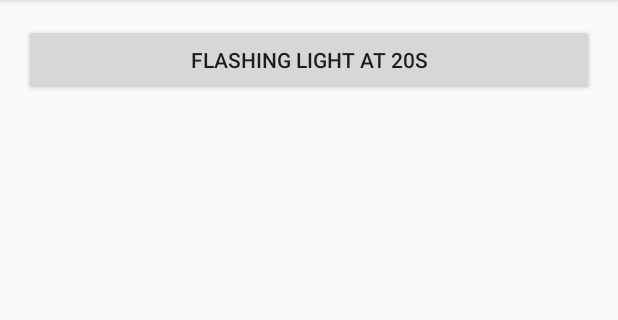
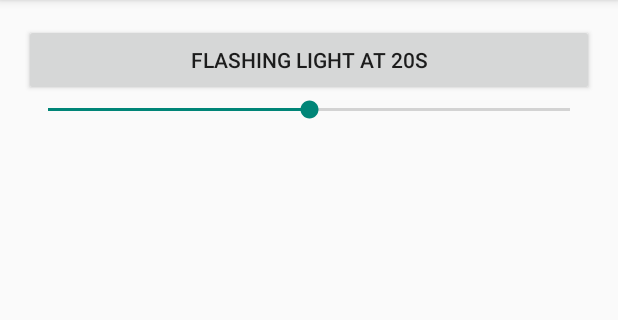
Before and after one commit to weidongshan/APP_0002_LIGHTDemo, an Android app: the screen it shows after launch (MainActivity), on a phone screen of 412 x 824 dp, the part 84-404 px from its top. Run offline under Robolectric (Android 15) with nearby library versions, the phone set to English and light mode, and no system bars.

```diff
--- a/app/src/main/AndroidManifest.xml
+++ b/app/src/main/AndroidManifest.xml
@@ -17,5 +17,5 @@
             </intent-filter>
         </activity>
     </application>
-
+    <uses-permission android:name="android.permission.WRITE_SETTINGS"/>
 </manifest>
--- a/app/src/main/java/com/thisway/app_0002_lightdemo/MainActivity.java
+++ b/app/src/main/java/com/thisway/app_0002_lightdemo/MainActivity.java
@@ -1,6 +1,7 @@
 package com.thisway.app_0002_lightdemo;
 
 import android.os.Handler;
+import android.provider.Settings;
 import android.support.v7.app.AppCompatActivity;
 import android.os.Bundle;
 import android.view.Menu;
@@ -9,12 +10,15 @@ import android.widget.Button;
 import android.app.NotificationManager;
 import android.app.Notification;
 import android.view.View;
+import android.widget.SeekBar;
 
 public class MainActivity extends AppCompatActivity {
 
     private Button mLightButton = null;
     boolean flashing = false;
     final private int LED_NOTIFICATION_ID = 123;
+
+    private SeekBar mBacklightSeekBar = null;
 
     private Handler mLightHander = new Handler();
     private LightRunnable mLightRunnable = new LightRunnable();
@@ -50,6 +54,44 @@ public class MainActivity extends AppCompatActivity {
     protected void onCreate(Bundle savedInstanceState) {
         super.onCreate(savedInstanceState);
         setContentView(R.layout.activity_main);
+
+        mBacklightSeekBar = (SeekBar)findViewById(R.id.seekBar);
+
+
+        try {
+            Settings.System.putInt(getContentResolver(),
+                    Settings.System.SCREEN_BRIGHTNESS_MODE,
+                    Settings.System.SCREEN_BRIGHTNESS_MODE_MANUAL);
+
+            int brightness = android.provider.Settings.System.getInt(getContentResolver(),
+                    android.provider.Settings.System.SCREEN_BRIGHTNESS);
+            mBacklightSeekBar.setProgress(brightness*100/255);
+        } catch (Settings.SettingNotFoundException e) {
+            e.printStackTrace();
+        }
+
+        mBacklightSeekBar.setOnSeekBarChangeListener(new SeekBar.OnSeekBarChangeListener (){
+            @Override
+            public void onProgressChanged(SeekBar seekBar, int progress, boolean fromUser) {
+                int brightness = mBacklightSeekBar.getProgress();
+                brightness = brightness * 255 / 100;
+
+                android.provider.Settings.System.putInt(getContentResolver(),
+                        android.provider.Settings.System.SCREEN_BRIGHTNESS,
+                        brightness);
+
+            }
+
+            @Override
+            public void onStartTrackingTouch(SeekBar seekBar) {
+
+            }
+
+            @Override
+            public void onStopTrackingTouch(SeekBar seekBar) {
+
+            }
+        });
 
         mLightButton = (Button)findViewById(R.id.button);
         mLightButton.setOnClickListener(new View.OnClickListener() {
--- a/app/src/main/res/layout/activity_main.xml
+++ b/app/src/main/res/layout/activity_main.xml
@@ -3,7 +3,9 @@
     android:layout_height="match_parent" android:paddingLeft="@dimen/activity_horizontal_margin"
     android:paddingRight="@dimen/activity_horizontal_margin"
     android:paddingTop="@dimen/activity_vertical_margin"
+    android:orientation="vertical"
     android:paddingBottom="@dimen/activity_vertical_margin" tools:context=".MainActivity">
+
 
     <Button
         android:layout_width="fill_parent"
@@ -11,5 +13,13 @@
         android:text="Flashing Light at 20S"
         android:id="@+id/button" />
 
+    <SeekBar
+        android:layout_width="fill_parent"
+        android:layout_height="wrap_content"
+        android:id="@+id/seekBar"
+        android:max="100"
+        android:progress="50"
+         />
+
 
 </LinearLayout>
```
Also changed, not shown: 1 other file.
